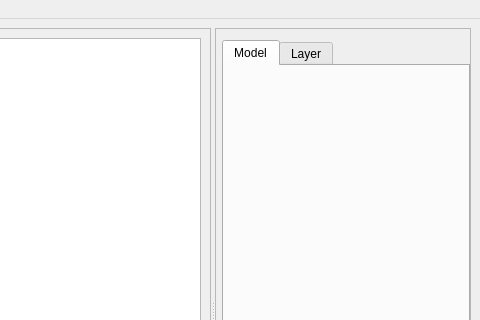
This is mainwindow.ui in AhimasYD/ANNV as Qt 5 draws it before an edit; both pictures show x 320 to 800 and y 0 to 320 of the 800 by 600 pixel window. The edited form follows.
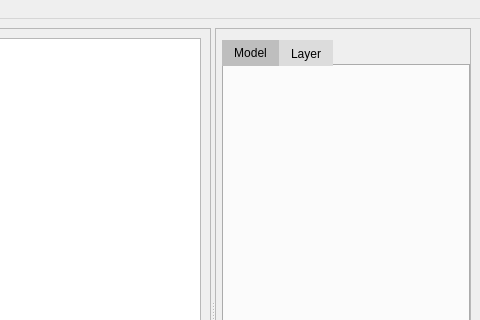
This is the edited form.

```diff
--- a/mainwindow.ui
+++ b/mainwindow.ui
@@ -74,6 +74,16 @@
             <verstretch>0</verstretch>
            </sizepolicy>
           </property>
+          <property name="styleSheet">
+           <string notr="true">QTabBar::tab::!selected  {
+    background:  rgb(220, 220, 220);
+}
+QTabBar::tab::selected  {
+    background:  rgb(190, 190, 190);
+}
+
+</string>
+          </property>
           <property name="currentIndex">
            <number>0</number>
           </property>
```
